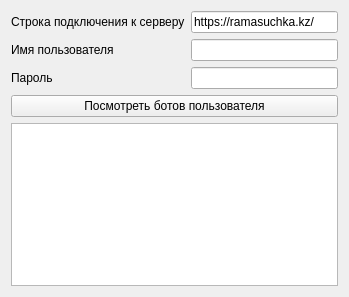
Old version of the form desktop_constructor_app/constructor_app/login_form.ui in the repository cuttlesystems/simplegram.
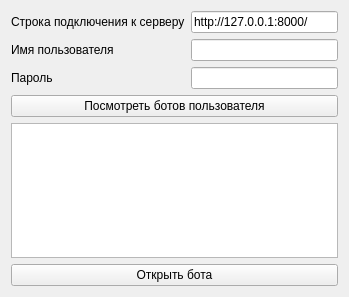
New version of the form.

Commit message: Заготовка для открытия бота

Patch:
```diff
--- a/desktop_constructor_app/constructor_app/login_form.ui
+++ b/desktop_constructor_app/constructor_app/login_form.ui
@@ -26,7 +26,7 @@
      <item row="0" column="1">
       <widget class="QLineEdit" name="server_addr_edit">
        <property name="text">
-        <string>https://ramasuchka.kz/</string>
+        <string>http://127.0.0.1:8000/</string>
        </property>
       </widget>
      </item>
@@ -66,6 +66,13 @@
    <item>
     <widget class="QListWidget" name="bot_list_widget"/>
    </item>
+   <item>
+    <widget class="QPushButton" name="open_bot_button">
+     <property name="text">
+      <string>Открыть бота</string>
+     </property>
+    </widget>
+   </item>
   </layout>
  </widget>
  <resources/>
```
The commit also changes 4 other files.
